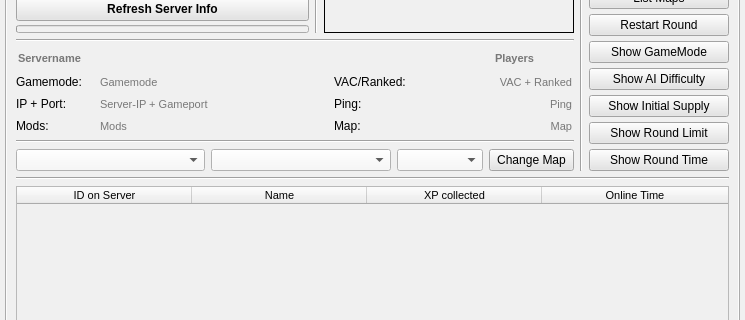
Qt form Source_Code/source_files/isrt_gui.ui (sargolin/ISRT-Insurgency-Sandstorm-RCON-TOOL-and-Mapchanger) before a commit; both pictures show x 0 to 745 and y 157 to 477 of the 745 by 860 pixel window.
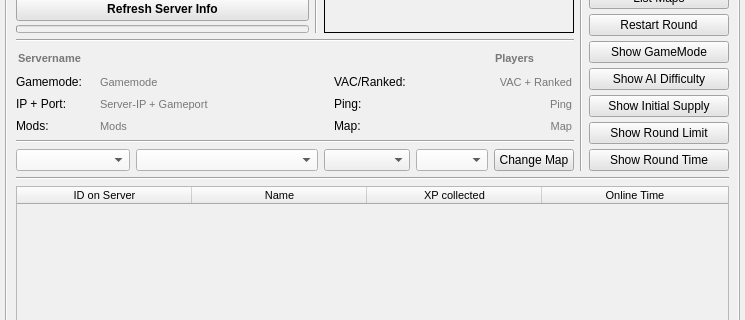
The same form after that commit. The open tabs and pages were chosen to show the change. Icons and pictures are not drawn.

Patch:
```diff
--- a/Source_Code/source_files/isrt_gui.ui
+++ b/Source_Code/source_files/isrt_gui.ui
@@ -960,7 +960,7 @@
                     <widget class="QComboBox" name="dropdown_select_travelscenario">
                      <property name="minimumSize">
                       <size>
-                       <width>170</width>
+                       <width>100</width>
                        <height>20</height>
                       </size>
                      </property>
@@ -980,10 +980,10 @@
                       <string notr="true">background-color:rgb(248, 248, 248);</string>
                      </property>
                      <property name="currentText">
-                      <string>Select Map for further options</string>
+                      <string>Select Map first</string>
                      </property>
                      <property name="placeholderText">
-                      <string>Select Map for further options</string>
+                      <string>Select Map first</string>
                      </property>
                     </widget>
                    </item>
@@ -1010,8 +1010,24 @@
                      <property name="styleSheet">
                       <string notr="true">background-color:rgb(248, 248, 248);</string>
                      </property>
+                     <property name="currentText">
+                      <string>Select Gamemode and Side</string>
+                     </property>
                      <property name="placeholderText">
-                      <string>Gamemode and Side</string>
+                      <string>Select Gamemode and Side</string>
+                     </property>
+                    </widget>
+                   </item>
+                   <item>
+                    <widget class="QComboBox" name="dropdown_select_frenzy">
+                     <property name="minimumSize">
+                      <size>
+                       <width>80</width>
+                       <height>0</height>
+                      </size>
+                     </property>
+                     <property name="placeholderText">
+                      <string>No Frenzy</string>
                      </property>
                     </widget>
                    </item>
@@ -1019,7 +1035,7 @@
                     <widget class="QComboBox" name="dropdown_select_lighting">
                      <property name="minimumSize">
                       <size>
-                       <width>45</width>
+                       <width>65</width>
                        <height>0</height>
                       </size>
                      </property>
@@ -1050,7 +1066,7 @@
                     <widget class="QPushButton" name="btn_main_drcon_changemap">
                      <property name="minimumSize">
                       <size>
-                       <width>80</width>
+                       <width>70</width>
                        <height>0</height>
                       </size>
                      </property>
```
Left out of the diff: 2 changed lines with no effect on the pictures.
